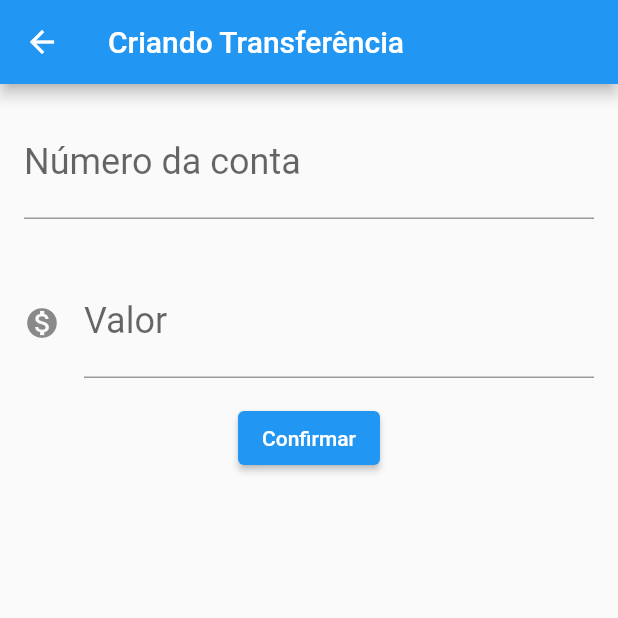
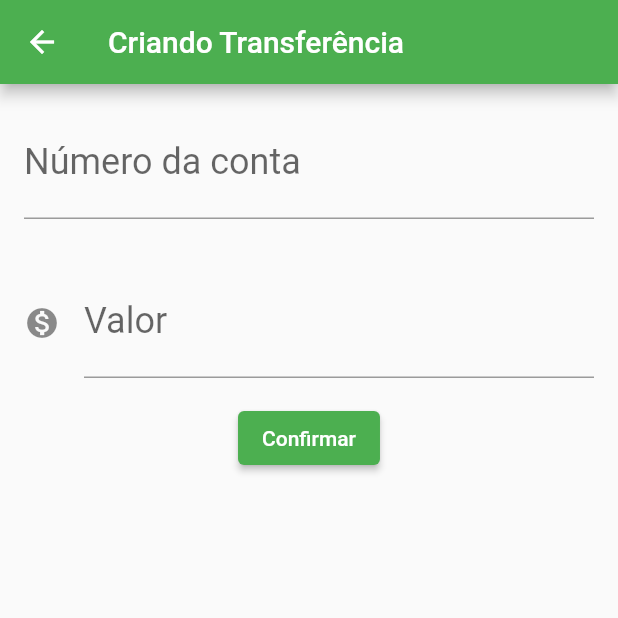
Before and after one commit to DemilsonPereira/bytebank, a Flutter app: the FormularioTransferencia screen opened directly, after a tap on "Confirmar", on a phone screen of 412 x 824 dp, the top half of it. Run offline on Flutter 3.47's test engine with Material 2 defaults, Android fonts, the phone set to English and light mode, and no system bars.

Commit message:
Feito a refatoração e organização dos pacotes

```diff
--- /dev/null
+++ b/lib/components/editor.dart
@@ -0,0 +1,32 @@
+import 'package:flutter/material.dart';
+
+class Editor extends StatelessWidget {
+  final TextEditingController controlador;
+  final String rotulo;
+  final String dica;
+  final IconData? icone;
+
+  Editor({
+    required this.controlador,
+    required this.rotulo,
+    required this.dica,
+    this.icone,
+  });
+
+  @override
+  Widget build(BuildContext context) {
+    return Padding(
+      padding: EdgeInsets.all(16.0),
+      child: TextField(
+        controller: controlador,
+        style: TextStyle(fontSize: 24.0),
+        decoration: InputDecoration(
+          icon: icone != null ? Icon(icone) : null,
+          labelText: rotulo,
+          hintText: dica,
+        ),
+        keyboardType: TextInputType.number,
+      ),
+    );
+  }
+}
--- a/lib/main.dart
+++ b/lib/main.dart
@@ -1,6 +1,8 @@
 // ignore_for_file: prefer_const_constructors, use_key_in_widget_constructors, prefer_const_constructors_in_immutables
 
 import 'package:flutter/material.dart';
+
+import 'screens/transferencia/lista.dart';
 
 void main() => runApp(ByteBankApp());
 
@@ -8,132 +10,18 @@ class ByteBankApp extends StatelessWidget {
   @override
   Widget build(BuildContext context) {
     return MaterialApp(
-      home: Scaffold(
-        body: ListaTransferencia(),
+      home: ListaTransferencia(),
+      theme: ThemeData(
+        colorScheme: ColorScheme.fromSwatch(
+          primarySwatch: Colors.green,
+        ).copyWith(
+          secondary: Colors.blueAccent[700],
+        ),
+        buttonTheme: ButtonThemeData(
+          buttonColor: Colors.blueAccent[700],
+          textTheme: ButtonTextTheme.primary,
+        ),
       ),
     );
   }
 }
-
-class FormularioTransferencia extends StatelessWidget {
-  final TextEditingController _controladorCampoNumeroConta =
-      TextEditingController();
-  final TextEditingController _controladorCampoValor = TextEditingController();
-
-  @override
-  Widget build(BuildContext context) {
-    return Scaffold(
-      appBar: AppBar(
-        title: Text('Criando Transferência'),
-      ),
-      body: Column(
-        children: [
-          Editor(
-            controlador: _controladorCampoNumeroConta,
-            rotulo: 'Número da conta',
-            dica: '0000',
-          ),
-          Editor(
-            controlador: _controladorCampoValor,
-            rotulo: 'Valor',
-            dica: '0000',
-            icone: Icons.monetization_on,
-          ),
-          ElevatedButton(
-            child: Text('Confirmar'),
-            onPressed: () => _criaTransferencia(),
-          ),
-        ],
-      ),
-    );
-  }
-
-  void _criaTransferencia() {
-    final int? numeroConta = int.tryParse(_controladorCampoNumeroConta.text);
-    final double? valor = double.tryParse(_controladorCampoValor.text);
-    if (numeroConta != null && valor != null) {
-      final transferenciaCriada = Transferencia(valor, numeroConta);
-      // debugPrint('$transferenciaCriada');
-    }
-  }
-}
-
-class Editor extends StatelessWidget {
-  final TextEditingController controlador;
-  final String rotulo;
-  final String dica;
-  final IconData? icone;
-
-  Editor({
-    required this.controlador,
-    required this.rotulo,
-    required this.dica,
-    this.icone,
-  });
-
-  @override
-  Widget build(BuildContext context) {
-    return Padding(
-      padding: EdgeInsets.all(16.0),
-      child: TextField(
-        controller: controlador,
-        style: TextStyle(fontSize: 24.0),
-        decoration: InputDecoration(
-          icon: icone != null ? Icon(icone) : null,
-          labelText: rotulo,
-          hintText: dica,
-        ),
-        keyboardType: TextInputType.number,
-      ),
-    );
-  }
-}
-
-class ListaTransferencia extends StatelessWidget {
-  @override
-  Widget build(BuildContext context) {
-    return Scaffold(
-      appBar: AppBar(
-        title: const Text('Transferências'),
-      ),
-      body: Column(
-        children: [
-          ItemTransferencia(Transferencia(100.00, 1000)),
-          ItemTransferencia(Transferencia(500.00, 2000)),
-          ItemTransferencia(Transferencia(600.00, 3000)),
-        ],
-      ),
-      floatingActionButton: FloatingActionButton(
-        onPressed: () {},
-        child: const Icon(Icons.add),
-      ),
-    );
-  }
-}
-
-class ItemTransferencia extends StatelessWidget {
-  final Transferencia _transferencia;
-
-  ItemTransferencia(this._transferencia);
-
-  @override
-  Widget build(BuildContext context) {
-    return Card(
-        child: ListTile(
-      leading: const Icon(Icons.monetization_on),
-      title: Text(_transferencia.valor.toString()),
-      subtitle: Text(_transferencia.numeroConta.toString()),
-    ));
-  }
-}
-
-class Transferencia {
-  final double valor;
-  final int numeroConta;
-
-  Transferencia(this.valor, this.numeroConta);
-
-  @override
-  String toString() =>
-      'Transferencia(valor: $valor, numeroConta: $numeroConta)';
-}
--- /dev/null
+++ b/lib/models/transferencia.dart
@@ -0,0 +1,13 @@
+class Transferencia {
+  final double valor;
+  final int numeroConta;
+
+  Transferencia(
+    this.valor,
+    this.numeroConta,
+  );
+
+  @override
+  String toString() =>
+      'Transferencia(valor: $valor, numeroConta: $numeroConta)';
+}
--- /dev/null
+++ b/lib/screens/transferencia/formulario.dart
@@ -0,0 +1,66 @@
+// ignore_for_file: use_key_in_widget_constructors, prefer_const_constructors, duplicate_ignore
+
+import 'package:bytebank/components/editor.dart';
+import 'package:bytebank/models/transferencia.dart';
+import 'package:flutter/material.dart';
+
+const _tituloAppBar = 'Criando Transferência';
+const _rotuloCampoNumeroConta = 'Número da conta';
+const _dicaCampoNumeroConta = '0000';
+const _rotuloCampoValor = 'Valor';
+const _dicaCampoValor = '0.00';
+const _textoBotaoConfirmar = 'Confirmar';
+
+class FormularioTransferencia extends StatefulWidget {
+  @override
+  State<StatefulWidget> createState() {
+    return FormularioTransferenciaState();
+  }
+}
+
+class FormularioTransferenciaState extends State<FormularioTransferencia> {
+  final TextEditingController _controladorCampoNumeroConta =
+      TextEditingController();
+  final TextEditingController _controladorCampoValor = TextEditingController();
+  @override
+  Widget build(BuildContext context) {
+    return Scaffold(
+      appBar: AppBar(
+        title: Text(_tituloAppBar),
+      ),
+      body: SingleChildScrollView(
+        child: Column(
+          children: [
+            Editor(
+              controlador: _controladorCampoNumeroConta,
+              rotulo: _rotuloCampoNumeroConta,
+              dica: _dicaCampoNumeroConta,
+            ),
+            Editor(
+              controlador: _controladorCampoValor,
+              rotulo: _rotuloCampoValor,
+              dica: _dicaCampoValor,
+              icone: Icons.monetization_on,
+            ),
+            ElevatedButton(
+              // ignore: prefer_const_constructors
+              child: Text(_textoBotaoConfirmar),
+              onPressed: () => _criaTransferencia(context),
+            ),
+          ],
+        ),
+      ),
+    );
+  }
+
+  void _criaTransferencia(BuildContext context) {
+    final int? numeroConta = int.tryParse(_controladorCampoNumeroConta.text);
+    final double? valor = double.tryParse(_controladorCampoValor.text);
+    if (numeroConta != null && valor != null) {
+      final transferenciaCriada = Transferencia(valor, numeroConta);
+      // debugPrint('Criando tranferencia');
+      // debugPrint('$transferenciaCriada');
+      Navigator.pop(context, transferenciaCriada);
+    }
+  }
+}
```
Also changed, not shown: lib/screens/transferencia/lista.dart (added, +71 -0 lines).
